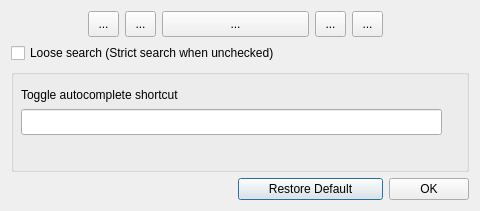
The window that designer/settings_dialog.ui (AnKing-VIP/anki-field-autocomplete) describes before a commit, drawn with Qt 5.
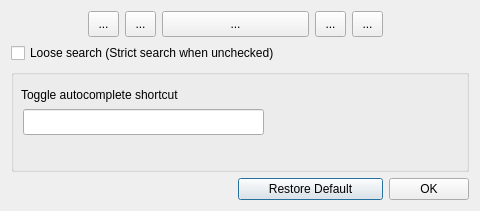
The same window after the commit. Icons and pictures are not drawn. Custom widgets are drawn as their Qt base class.

Diff of the .ui file:
```diff
--- a/designer/settings_dialog.ui
+++ b/designer/settings_dialog.ui
@@ -79,24 +79,15 @@
          <string>Toggle autocomplete shortcut</string>
         </property>
        </widget>
-       <widget class="KLineEdit" name="toggle_ac_lineedit">
+       <widget class="QLineEdit" name="toggle_ac_shortcut_lineedit">
         <property name="geometry">
          <rect>
-          <x>10</x>
+          <x>12</x>
           <y>40</y>
-          <width>421</width>
+          <width>241</width>
           <height>26</height>
          </rect>
         </property>
-        <property name="sizePolicy">
-         <sizepolicy hsizetype="Minimum" vsizetype="Fixed">
-          <horstretch>0</horstretch>
-          <verstretch>0</verstretch>
-         </sizepolicy>
-        </property>
-        <property name="text">
-         <string/>
-        </property>
        </widget>
       </widget>
      </item>
@@ -218,13 +209,6 @@
   <zorder>OkButton</zorder>
   <zorder>verticalLayoutWidget</zorder>
  </widget>
- <customwidgets>
-  <customwidget>
-   <class>KLineEdit</class>
-   <extends>QLineEdit</extends>
-   <header>klineedit.h</header>
-  </customwidget>
- </customwidgets>
  <resources>
   <include location="AnKing/icons.qrc"/>
  </resources>
```
Left out of the diff: 13 changed lines with no effect on the pictures.
